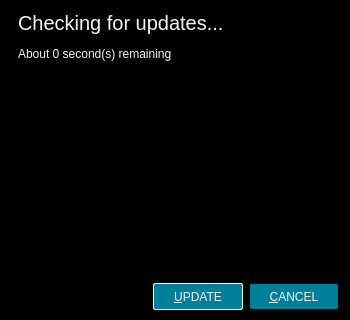
u8sand/Baka-MPlayer, file src/ui/updatedialog.ui: the form before one commit.
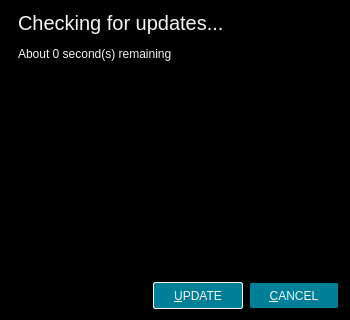
The form after the commit. Icons and pictures are not drawn.

```diff
--- a/src/ui/updatedialog.ui
+++ b/src/ui/updatedialog.ui
@@ -185,12 +185,6 @@
          <verstretch>0</verstretch>
         </sizepolicy>
        </property>
-       <property name="maximumSize">
-        <size>
-         <width>16777215</width>
-         <height>25</height>
-        </size>
-       </property>
        <property name="text">
         <string>&amp;UPDATE</string>
        </property>
@@ -210,12 +204,6 @@
          <verstretch>0</verstretch>
         </sizepolicy>
        </property>
-       <property name="maximumSize">
-        <size>
-         <width>16777215</width>
-         <height>25</height>
-        </size>
-       </property>
        <property name="text">
         <string>&amp;CANCEL</string>
        </property>
```
